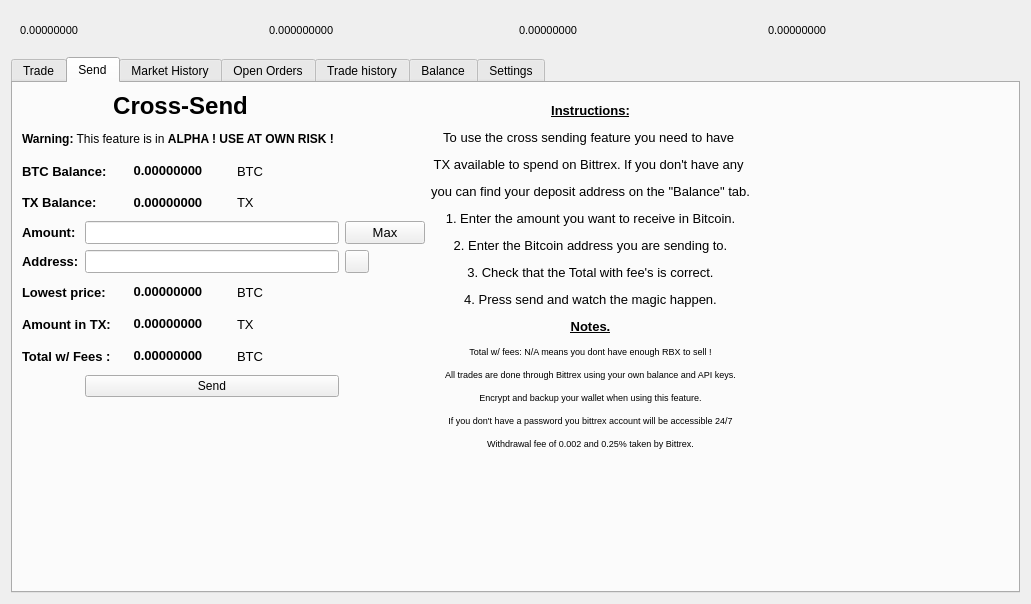
Above: src/qt/forms/tradingdialog.ui from ajeef/Rubix before the change. Below: the same form after it.
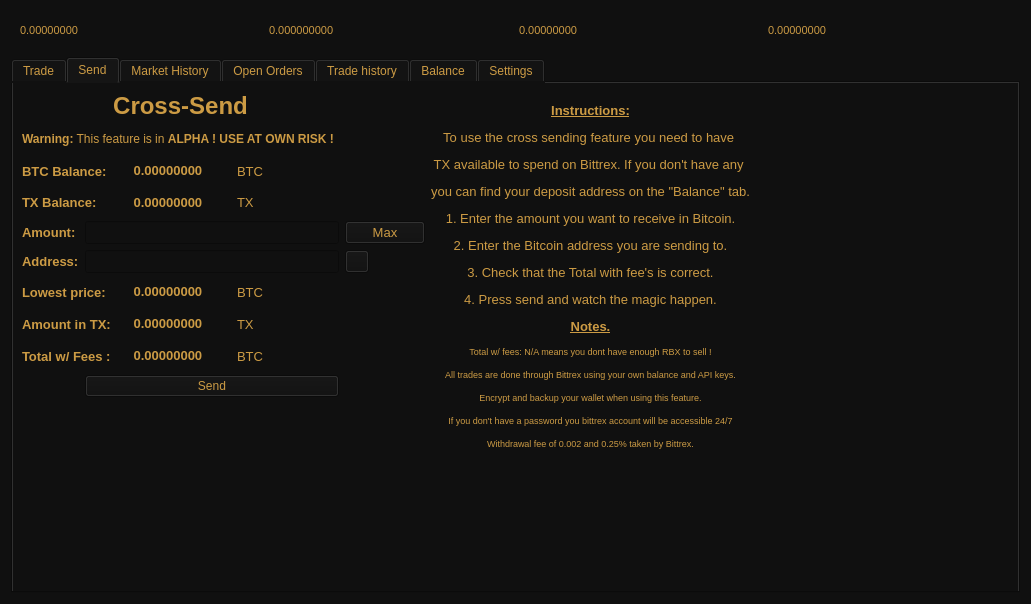
That is the form after the change. The open tabs and pages were chosen to show the change. Icons and pictures are not drawn.

Patch:
```diff
--- a/src/qt/forms/tradingdialog.ui
+++ b/src/qt/forms/tradingdialog.ui
@@ -7,12 +7,16 @@
     <x>0</x>
     <y>0</y>
     <width>1031</width>
-    <height>594</height>
+    <height>597</height>
    </rect>
   </property>
   <property name="windowTitle">
    <string>Dialog</string>
   </property>
+  <property name="styleSheet">
+   <string notr="true">color: rgb(204, 155, 68);
+background-color: rgb(16, 16, 16);</string>
+  </property>
   <layout class="QVBoxLayout" name="verticalLayout">
    <item>
     <widget class="QFrame" name="tradingHeaderContainer">
@@ -2375,18 +2379,18 @@
               <colorrole role="WindowText">
                <brush brushstyle="SolidPattern">
                 <color alpha="255">
-                 <red>0</red>
-                 <green>0</green>
-                 <blue>0</blue>
+                 <red>204</red>
+                 <green>155</green>
+                 <blue>68</blue>
                 </color>
                </brush>
               </colorrole>
               <colorrole role="Button">
                <brush brushstyle="SolidPattern">
                 <color alpha="255">
-                 <red>0</red>
-                 <green>170</green>
-                 <blue>0</blue>
+                 <red>16</red>
+                 <green>16</green>
+                 <blue>16</blue>
                 </color>
                </brush>
               </colorrole>
@@ -2429,9 +2433,9 @@
               <colorrole role="Text">
                <brush brushstyle="SolidPattern">
                 <color alpha="255">
-                 <red>0</red>
-                 <green>170</green>
-                 <blue>0</blue>
+                 <red>204</red>
+                 <green>155</green>
+                 <blue>68</blue>
                 </color>
                </brush>
               </colorrole>
@@ -2447,27 +2451,27 @@
               <colorrole role="ButtonText">
                <brush brushstyle="SolidPattern">
                 <color alpha="255">
-                 <red>0</red>
-                 <green>0</green>
-                 <blue>0</blue>
+                 <red>204</red>
+                 <green>155</green>
+                 <blue>68</blue>
                 </color>
                </brush>
               </colorrole>
               <colorrole role="Base">
                <brush brushstyle="SolidPattern">
                 <color alpha="255">
-                 <red>255</red>
-                 <green>255</green>
-                 <blue>255</blue>
+                 <red>16</red>
+                 <green>16</green>
+                 <blue>16</blue>
                 </color>
                </brush>
               </colorrole>
               <colorrole role="Window">
                <brush brushstyle="SolidPattern">
                 <color alpha="255">
-                 <red>0</red>
-                 <green>170</green>
-                 <blue>0</blue>
+                 <red>16</red>
+                 <green>16</green>
+                 <blue>16</blue>
                 </color>
                </brush>
               </colorrole>
@@ -2512,18 +2516,18 @@
               <colorrole role="WindowText">
                <brush brushstyle="SolidPattern">
                 <color alpha="255">
-                 <red>0</red>
-                 <green>0</green>
-                 <blue>0</blue>
+                 <red>204</red>
+                 <green>155</green>
+                 <blue>68</blue>
                 </color>
                </brush>
               </colorrole>
               <colorrole role="Button">
                <brush brushstyle="SolidPattern">
                 <color alpha="255">
-                 <red>0</red>
-                 <green>170</green>
-                 <blue>0</blue>
+                 <red>16</red>
+                 <green>16</green>
+                 <blue>16</blue>
                 </color>
                </brush>
               </colorrole>
@@ -2566,9 +2570,9 @@
               <colorrole role="Text">
                <brush brushstyle="SolidPattern">
                 <color alpha="255">
-                 <red>0</red>
-                 <green>170</green>
-                 <blue>0</blue>
+                 <red>204</red>
+                 <green>155</green>
+                 <blue>68</blue>
                 </color>
                </brush>
               </colorrole>
@@ -2584,27 +2588,27 @@
               <colorrole role="ButtonText">
                <brush brushstyle="SolidPattern">
                 <color alpha="255">
-                 <red>0</red>
-                 <green>0</green>
-                 <blue>0</blue>
+                 <red>204</red>
+                 <green>155</green>
+                 <blue>68</blue>
                 </color>
                </brush>
               </colorrole>
               <colorrole role="Base">
                <brush brushstyle="SolidPattern">
                 <color alpha="255">
-                 <red>255</red>
-                 <green>255</green>
-                 <blue>255</blue>
+                 <red>16</red>
+                 <green>16</green>
+                 <blue>16</blue>
                 </color>
                </brush>
               </colorrole>
               <colorrole role="Window">
                <brush brushstyle="SolidPattern">
                 <color alpha="255">
-                 <red>0</red>
-                 <green>170</green>
-                 <blue>0</blue>
+                 <red>16</red>
+                 <green>16</green>
+                 <blue>16</blue>
                 </color>
                </brush>
               </colorrole>
@@ -2649,18 +2653,18 @@
               <colorrole role="WindowText">
                <brush brushstyle="SolidPattern">
                 <color alpha="255">
-                 <red>0</red>
-                 <green>85</green>
-                 <blue>0</blue>
+                 <red>204</red>
+                 <green>155</green>
+                 <blue>68</blue>
                 </color>
                </brush>
               </colorrole>
               <colorrole role="Button">
                <brush brushstyle="SolidPattern">
                 <color alpha="255">
-                 <red>0</red>
-                 <green>170</green>
-                 <blue>0</blue>
+                 <red>16</red>
+                 <green>16</green>
+                 <blue>16</blue>
                 </color>
                </brush>
               </colorrole>
@@ -2703,9 +2707,9 @@
               <colorrole role="Text">
                <brush brushstyle="SolidPattern">
                 <color alpha="255">
-                 <red>0</red>
-                 <green>85</green>
-                 <blue>0</blue>
+                 <red>204</red>
+                 <green>155</green>
+                 <blue>68</blue>
                 </color>
                </brush>
               </colorrole>
@@ -2721,27 +2725,27 @@
               <colorrole role="ButtonText">
                <brush brushstyle="SolidPattern">
                 <color alpha="255">
-                 <red>0</red>
-                 <green>85</green>
-                 <blue>0</blue>
+                 <red>204</red>
+                 <green>155</green>
+                 <blue>68</blue>
                 </color>
                </brush>
               </colorrole>
               <colorrole role="Base">
                <brush brushstyle="SolidPattern">
                 <color alpha="255">
-                 <red>0</red>
-                 <green>170</green>
-                 <blue>0</blue>
+                 <red>16</red>
+                 <green>16</green>
+                 <blue>16</blue>
                 </color>
                </brush>
               </colorrole>
               <colorrole role="Window">
                <brush brushstyle="SolidPattern">
                 <color alpha="255">
-                 <red>0</red>
-                 <green>170</green>
-                 <blue>0</blue>
+                 <red>16</red>
+                 <green>16</green>
+                 <blue>16</blue>
                 </color>
                </brush>
               </colorrole>
@@ -2842,18 +2846,18 @@
               <colorrole role="WindowText">
                <brush brushstyle="SolidPattern">
                 <color alpha="255">
-                 <red>0</red>
-                 <green>0</green>
-                 <blue>0</blue>
+                 <red>204</red>
+                 <green>155</green>
+                 <blue>68</blue>
                 </color>
                </brush>
               </colorrole>
               <colorrole role="Button">
                <brush brushstyle="SolidPattern">
                 <color alpha="255">
-                 <red>0</red>
-                 <green>170</green>
-                 <blue>0</blue>
+                 <red>16</red>
+                 <green>16</green>
+                 <blue>16</blue>
                 </color>
                </brush>
               </colorrole>
@@ -2896,9 +2900,9 @@
               <colorrole role="Text">
                <brush brushstyle="SolidPattern">
                 <color alpha="255">
-                 <red>0</red>
-                 <green>170</green>
-                 <blue>0</blue>
+                 <red>204</red>
+                 <green>155</green>
+                 <blue>68</blue>
                 </color>
                </brush>
               </colorrole>
@@ -2914,27 +2918,27 @@
               <colorrole role="ButtonText">
                <brush brushstyle="SolidPattern">
                 <color alpha="255">
-                 <red>0</red>
-                 <green>0</green>
-                 <blue>0</blue>
+                 <red>204</red>
+                 <green>155</green>
+                 <blue>68</blue>
                 </color>
                </brush>
               </colorrole>
               <colorrole role="Base">
                <brush brushstyle="SolidPattern">
                 <color alpha="255">
-                 <red>255</red>
-                 <green>255</green>
-                 <blue>255</blue>
+                 <red>16</red>
+                 <green>16</green>
+                 <blue>16</blue>
                 </color>
                </brush>
               </colorrole>
               <colorrole role="Window">
                <brush brushstyle="SolidPattern">
                 <color alpha="255">
-                 <red>0</red>
-                 <green>170</green>
-                 <blue>0</blue>
+                 <red>16</red>
+                 <green>16</green>
+                 <blue>16</blue>
                 </color>
                </brush>
               </colorrole>
@@ -2979,18 +2983,18 @@
               <colorrole role="WindowText">
                <brush brushstyle="SolidPattern">
                 <color alpha="255">
-                 <red>0</red>
-                 <green>0</green>
-                 <blue>0</blue>
+                 <red>204</red>
+                 <green>155</green>
+                 <blue>68</blue>
                 </color>
                </brush>
               </colorrole>
               <colorrole role="Button">
                <brush brushstyle="SolidPattern">
                 <color alpha="255">
-                 <red>0</red>
-                 <green>170</green>
-                 <blue>0</blue>
+                 <red>16</red>
+                 <green>16</green>
+                 <blue>16</blue>
                 </color>
                </brush>
               </colorrole>
@@ -3033,9 +3037,9 @@
               <colorrole role="Text">
                <brush brushstyle="SolidPattern">
                 <color alpha="255">
-                 <red>0</red>
-                 <green>170</green>
-                 <blue>0</blue>
+                 <red>204</red>
+                 <green>155</green>
+                 <blue>68</blue>
                 </color>
                </brush>
               </colorrole>
@@ -3051,27 +3055,27 @@
               <colorrole role="ButtonText">
                <brush brushstyle="SolidPattern">
                 <color alpha="255">
-                 <red>0</red>
-                 <green>0</green>
-                 <blue>0</blue>
+                 <red>204</red>
+                 <green>155</green>
+                 <blue>68</blue>
                 </color>
                </brush>
               </colorrole>
               <colorrole role="Base">
                <brush brushstyle="SolidPattern">
                 <color alpha="255">
-                 <red>255</red>
-                 <green>255</green>
-                 <blue>255</blue>
+                 <red>16</red>
+                 <green>16</green>
+                 <blue>16</blue>
                 </color>
                </brush>
               </colorrole>
               <colorrole role="Window">
                <brush brushstyle="SolidPattern">
                 <color alpha="255">
-                 <red>0</red>
-                 <green>170</green>
-                 <blue>0</blue>
+                 <red>16</red>
+                 <green>16</green>
+                 <blue>16</blue>
                 </color>
                </brush>
               </colorrole>
@@ -3116,18 +3120,18 @@
               <colorrole role="WindowText">
                <brush brushstyle="SolidPattern">
                 <color alpha="255">
-                 <red>0</red>
-                 <green>85</green>
-                 <blue>0</blue>
+                 <red>204</red>
+                 <green>155</green>
+                 <blue>68</blue>
                 </color>
                </brush>
               </colorrole>
               <colorrole role="Button">
                <brush brushstyle="SolidPattern">
                 <color alpha="255">
-                 <red>0</red>
-                 <green>170</green>
-                 <blue>0</blue>
+                 <red>16</red>
+                 <green>16</green>
+                 <blue>16</blue>
                 </color>
                </brush>
               </colorrole>
@@ -3170,9 +3174,9 @@
               <colorrole role="Text">
                <brush brushstyle="SolidPattern">
                 <color alpha="255">
-                 <red>0</red>
-                 <green>85</green>
-                 <blue>0</blue>
+                 <red>204</red>
+                 <green>155</green>
+                 <blue>68</blue>
                 </color>
                </brush>
               </colorrole>
@@ -3188,27 +3192,27 @@
               <colorrole role="ButtonText">
                <brush brushstyle="SolidPattern">
                 <color alpha="255">
-                 <red>0</red>
-                 <green>85</green>
-                 <blue>0</blue>
+                 <red>204</red>
+                 <green>155</green>
+                 <blue>68</blue>
                 </color>
                </brush>
               </colorrole>
               <colorrole role="Base">
                <brush brushstyle="SolidPattern">
                 <color alpha="255">
-                 <red>0</red>
-                 <green>170</green>
-                 <blue>0</blue>
+                 <red>16</red>
+                 <green>16</green>
+                 <blue>16</blue>
                 </color>
                </brush>
               </colorrole>
               <colorrole role="Window">
                <brush brushstyle="SolidPattern">
                 <color alpha="255">
-                 <red>0</red>
-                 <green>170</green>
-                 <blue>0</blue>
+                 <red>16</red>
+                 <green>16</green>
+                 <blue>16</blue>
                 </color>
                </brush>
               </colorrole>
@@ -3309,18 +3313,18 @@
               <colorrole role="WindowText">
                <brush brushstyle="SolidPattern">
                 <color alpha="255">
-                 <red>0</red>
-                 <green>0</green>
-                 <blue>0</blue>
+                 <red>204</red>
+                 <green>155</green>
+                 <blue>68</blue>
                 </color>
                </brush>
               </colorrole>
               <colorrole role="Button">
                <brush brushstyle="SolidPattern">
                 <color alpha="255">
-                 <red>0</red>
-                 <green>170</green>
-                 <blue>0</blue>
+                 <red>16</red>
+                 <green>16</green>
+                 <blue>16</blue>
                 </color>
                </brush>
               </colorrole>
@@ -3363,9 +3367,9 @@
               <colorrole role="Text">
                <brush brushstyle="SolidPattern">
                 <color alpha="255">
-                 <red>0</red>
-                 <green>170</green>
-                 <blue>0</blue>
+                 <red>204</red>
+                 <green>155</green>
+                 <blue>68</blue>
                 </color>
                </brush>
               </colorrole>
@@ -3381,27 +3385,27 @@
               <colorrole role="ButtonText">
                <brush brushstyle="SolidPattern">
                 <color alpha="255">
-                 <red>0</red>
-                 <green>0</green>
-                 <blue>0</blue>
+                 <red>204</red>
+                 <green>155</green>
+                 <blue>68</blue>
                 </color>
                </brush>
               </colorrole>
               <colorrole role="Base">
                <brush brushstyle="SolidPattern">
                 <color alpha="255">
-                 <red>255</red>
-                 <green>255</green>
-                 <blue>255</blue>
+                 <red>16</red>
+                 <green>16</green>
+                 <blue>16</blue>
                 </color>
                </brush>
               </colorrole>
               <colorrole role="Window">
                <brush brushstyle="SolidPattern">
                 <color alpha="255">
-                 <red>0</red>
-                 <green>170</green>
-                 <blue>0</blue>
+                 <red>16</red>
+                 <green>16</green>
+                 <blue>16</blue>
                 </color>
                </brush>
               </colorrole>
@@ -3446,18 +3450,18 @@
               <colorrole role="WindowText">
                <brush brushstyle="SolidPattern">
                 <color alpha="255">
-                 <red>0</red>
-                 <green>0</green>
-                 <blue>0</blue>
+                 <red>204</red>
+                 <green>155</green>
+                 <blue>68</blue>
                 </color>
                </brush>
               </colorrole>
               <colorrole role="Button">
                <brush brushstyle="SolidPattern">
                 <color alpha="255">
-                 <red>0</red>
-                 <green>170</green>
-                 <blue>0</blue>
+                 <red>16</red>
+                 <green>16</green>
+                 <blue>16</blue>
                 </color>
                </brush>
               </colorrole>
@@ -3500,9 +3504,9 @@
               <colorrole role="Text">
                <brush brushstyle="SolidPattern">
                 <color alpha="255">
-                 <red>0</red>
-                 <green>170</green>
-                 <blue>0</blue>
+                 <red>204</red>
+                 <green>155</green>
+                 <blue>68</blue>
                 </color>
                </brush>
               </colorrole>
@@ -3518,27 +3522,27 @@
               <colorrole role="ButtonText">
                <brush brushstyle="SolidPattern">
                 <color alpha="255">
-                 <red>0</red>
-                 <green>0</green>
-                 <blue>0</blue>
+                 <red>204</red>
+                 <green>155</green>
+                 <blue>68</blue>
                 </color>
                </brush>
               </colorrole>
               <colorrole role="Base">
                <brush brushstyle="SolidPattern">
                 <color alpha="255">
-                 <red>255</red>
-                 <green>255</green>
-                 <blue>255</blue>
+                 <red>16</red>
+                 <green>16</green>
+                 <blue>16</blue>
                 </color>
                </brush>
               </colorrole>
               <colorrole role="Window">
                <brush brushstyle="SolidPattern">
                 <color alpha="255">
-                 <red>0</red>
-                 <green>170</green>
-                 <blue>0</blue>
+                 <red>16</red>
+                 <green>16</green>
+                 <blue>16</blue>
                 </color>
                </brush>
               </colorrole>
@@ -3583,18 +3587,18 @@
               <colorrole role="WindowText">
                <brush brushstyle="SolidPattern">
                 <color alpha="255">
-                 <red>0</red>
-                 <green>85</green>
-                 <blue>0</blue>
+                 <red>204</red>
+                 <green>155</green>
+                 <blue>68</blue>
                 </color>
                </brush>
               </colorrole>
               <colorrole role="Button">
                <brush brushstyle="SolidPattern">
                 <color alpha="255">
-                 <red>0</red>
-                 <green>170</green>
-                 <blue>0</blue>
+                 <red>16</red>
+                 <green>16</green>
+                 <blue>16</blue>
                 </color>
                </brush>
               </colorrole>
@@ -3637,9 +3641,9 @@
               <colorrole role="Text">
                <brush brushstyle="SolidPattern">
                 <color alpha="255">
-                 <red>0</red>
-                 <green>85</green>
-                 <blue>0</blue>
+                 <red>204</red>
+                 <green>155</green>
+                 <blue>68</blue>
                 </color>
                </brush>
               </colorrole>
@@ -3655,27 +3659,27 @@
               <colorrole role="ButtonText">
                <brush brushstyle="SolidPattern">
                 <color alpha="255">
-                 <red>0</red>
-                 <green>85</green>
-                 <blue>0</blue>
+                 <red>204</red>
+                 <green>155</green>
+                 <blue>68</blue>
                 </color>
                </brush>
               </colorrole>
               <colorrole role="Base">
                <brush brushstyle="SolidPattern">
                 <color alpha="255">
-                 <red>0</red>
-                 <green>170</green>
-                 <blue>0</blue>
+                 <red>16</red>
+                 <green>16</green>
+                 <blue>16</blue>
                 </color>
                </brush>
               </colorrole>
               <colorrole role="Window">
                <brush brushstyle="SolidPattern">
                 <color alpha="255">
-                 <red>0</red>
-                 <green>170</green>
-                 <blue>0</blue>
+                 <red>16</red>
+                 <green>16</green>
+                 <blue>16</blue>
                 </color>
                </brush>
               </colorrole>
@@ -3877,18 +3881,18 @@
               <colorrole role="WindowText">
                <brush brushstyle="SolidPattern">
                 <color alpha="255">
-                 <red>0</red>
-                 <green>0</green>
-                 <blue>0</blue>
+                 <red>204</red>
+                 <green>155</green>
+                 <blue>68</blue>
                 </color>
                </brush>
               </colorrole>
               <colorrole role="Button">
                <brush brushstyle="SolidPattern">
                 <color alpha="255">
-                 <red>0</red>
-                 <green>170</green>
-                 <blue>0</blue>
+                 <red>16</red>
+                 <green>16</green>
+                 <blue>16</blue>
                 </color>
                </brush>
               </colorrole>
@@ -3931,9 +3935,9 @@
               <colorrole role="Text">
                <brush brushstyle="SolidPattern">
                 <color alpha="255">
-                 <red>0</red>
-                 <green>170</green>
-                 <blue>0</blue>
+                 <red>204</red>
+                 <green>155</green>
+                 <blue>68</blue>
                 </color>
                </brush>
               </colorrole>
@@ -3949,27 +3953,27 @@
               <colorrole role="ButtonText">
                <brush brushstyle="SolidPattern">
                 <color alpha="255">
-                 <red>0</red>
-                 <green>0</green>
-                 <blue>0</blue>
+                 <red>204</red>
+                 <green>155</green>
+                 <blue>68</blue>
                 </color>
                </brush>
               </colorrole>
               <colorrole role="Base">
                <brush brushstyle="SolidPattern">
                 <color alpha="255">
-                 <red>255</red>
-                 <green>255</green>
-                 <blue>255</blue>
+                 <red>16</red>
+                 <green>16</green>
+                 <blue>16</blue>
                 </color>
                </brush>
               </colorrole>
               <colorrole role="Window">
                <brush brushstyle="SolidPattern">
                 <color alpha="255">
-                 <red>0</red>
-                 <green>170</green>
-                 <blue>0</blue>
+                 <red>16</red>
+                 <green>16</green>
+                 <blue>16</blue>
                 </color>
                </brush>
               </colorrole>
@@ -4014,18 +4018,18 @@
               <colorrole role="WindowText">
                <brush brushstyle="SolidPattern">
                 <color alpha="255">
-                 <red>0</red>
-                 <green>0</green>
-                 <blue>0</blue>
+                 <red>204</red>
+                 <green>155</green>
+                 <blue>68</blue>
                 </color>
                </brush>
               </colorrole>
               <colorrole role="Button">
                <brush brushstyle="SolidPattern">
                 <color alpha="255">
-                 <red>0</red>
-                 <green>170</green>
-                 <blue>0</blue>
+                 <red>16</red>
+                 <green>16</green>
+                 <blue>16</blue>
                 </color>
                </brush>
               </colorrole>
@@ -4068,9 +4072,9 @@
               <colorrole role="Text">
                <brush brushstyle="SolidPattern">
                 <color alpha="255">
-                 <red>0</red>
-                 <green>170</green>
-                 <blue>0</blue>
+                 <red>204</red>
+                 <green>155</green>
+                 <blue>68</blue>
                 </color>
                </brush>
               </colorrole>
@@ -4086,27 +4090,27 @@
               <colorrole role="ButtonText">
                <brush brushstyle="SolidPattern">
                 <color alpha="255">
-                 <red>0</red>
-                 <green>0</green>
-                 <blue>0</blue>
+                 <red>204</red>
+                 <green>155</green>
+                 <blue>68</blue>
                 </color>
                </brush>
               </colorrole>
               <colorrole role="Base">
                <brush brushstyle="SolidPattern">
                 <color alpha="255">
-                 <red>255</red>
-                 <green>255</green>
-                 <blue>255</blue>
+                 <red>16</red>
+                 <green>16</green>
+                 <blue>16</blue>
                 </color>
                </brush>
               </colorrole>
               <colorrole role="Window">
                <brush brushstyle="SolidPattern">
                 <color alpha="255">
-                 <red>0</red>
-                 <green>170</green>
-                 <blue>0</blue>
+                 <red>16</red>
+                 <green>16</green>
+                 <blue>16</blue>
                 </color>
                </brush>
               </colorrole>
@@ -4151,18 +4155,18 @@
               <colorrole role="WindowText">
                <brush brushstyle="SolidPattern">
                 <color alpha="255">
-                 <red>0</red>
-                 <green>85</green>
-                 <blue>0</blue>
+                 <red>204</red>
+                 <green>155</green>
+                 <blue>68</blue>
                 </color>
                </brush>
               </colorrole>
               <colorrole role="Button">
                <brush brushstyle="SolidPattern">
                 <color alpha="255">
-                 <red>0</red>
-                 <green>170</green>
-                 <blue>0</blue>
+                 <red>16</red>
+                 <green>16</green>
+                 <blue>16</blue>
                 </color>
                </brush>
               </colorrole>
@@ -4205,9 +4209,9 @@
               <colorrole role="Text">
                <brush brushstyle="SolidPattern">
                 <color alpha="255">
-                 <red>0</red>
-                 <green>85</green>
-                 <blue>0</blue>
+                 <red>204</red>
+                 <green>155</green>
+                 <blue>68</blue>
                 </color>
                </brush>
               </colorrole>
@@ -4223,27 +4227,27 @@
               <colorrole role="ButtonText">
                <brush brushstyle="SolidPattern">
                 <color alpha="255">
-                 <red>0</red>
-                 <green>85</green>
-                 <blue>0</blue>
+                 <red>204</red>
+                 <green>155</green>
+                 <blue>68</blue>
                 </color>
                </brush>
               </colorrole>
               <colorrole role="Base">
                <brush brushstyle="SolidPattern">
                 <color alpha="255">
-                 <red>0</red>
-                 <green>170</green>
-                 <blue>0</blue>
+                 <red>16</red>
+                 <green>16</green>
+                 <blue>16</blue>
                 </color>
                </brush>
               </colorrole>
               <colorrole role="Window">
                <brush brushstyle="SolidPattern">
                 <color alpha="255">
-                 <red>0</red>
-                 <green>170</green>
-                 <blue>0</blue>
+                 <red>16</red>
+                 <green>16</green>
+                 <blue>16</blue>
                 </color>
                </brush>
               </colorrole>
@@ -4344,18 +4348,18 @@
               <colorrole role="WindowText">
                <brush brushstyle="SolidPattern">
                 <color alpha="255">
-                 <red>0</red>
-                 <green>0</green>
-                 <blue>0</blue>
+                 <red>204</red>
+                 <green>155</green>
+                 <blue>68</blue>
                 </color>
                </brush>
               </colorrole>
               <colorrole role="Button">
                <brush brushstyle="SolidPattern">
                 <color alpha="255">
-                 <red>0</red>
-                 <green>170</green>
-                 <blue>0</blue>
+                 <red>16</red>
+                 <green>16</green>
+                 <blue>16</blue>
                 </color>
                </brush>
               </colorrole>
@@ -4398,9 +4402,9 @@
               <colorrole role="Text">
                <brush brushstyle="SolidPattern">
                 <color alpha="255">
-                 <red>0</red>
-                 <green>170</green>
-                 <blue>0</blue>
+                 <red>204</red>
+                 <green>155</green>
+                 <blue>68</blue>
                 </color>
                </brush>
               </colorrole>
@@ -4416,27 +4420,27 @@
               <colorrole role="ButtonText">
                <brush brushstyle="SolidPattern">
                 <color alpha="255">
-                 <red>0</red>
-                 <green>0</green>
-                 <blue>0</blue>
+                 <red>204</red>
+                 <green>155</green>
+                 <blue>68</blue>
                 </color>
                </brush>
               </colorrole>
               <colorrole role="Base">
                <brush brushstyle="SolidPattern">
                 <color alpha="255">
-                 <red>255</red>
-                 <green>255</green>
-                 <blue>255</blue>
+                 <red>16</red>
+                 <green>16</green>
+                 <blue>16</blue>
                 </color>
                </brush>
               </colorrole>
               <colorrole role="Window">
                <brush brushstyle="SolidPattern">
                 <color alpha="255">
-                 <red>0</red>
-                 <green>170</green>
-                 <blue>0</blue>
+                 <red>16</red>
+                 <green>16</green>
+                 <blue>16</blue>
                 </color>
                </brush>
               </colorrole>
@@ -4481,18 +4485,18 @@
               <colorrole role="WindowText">
                <brush brushstyle="SolidPattern">
                 <color alpha="255">
-                 <red>0</red>
-                 <green>0</green>
-                 <blue>0</blue>
+                 <red>204</red>
+                 <green>155</green>
+                 <blue>68</blue>
                 </color>
                </brush>
               </colorrole>
               <colorrole role="Button">
                <brush brushstyle="SolidPattern">
                 <color alpha="255">
-                 <red>0</red>
-                 <green>170</green>
-                 <blue>0</blue>
+                 <red>16</red>
+                 <green>16</green>
+                 <blue>16</blue>
                 </color>
                </brush>
               </colorrole>
@@ -4535,9 +4539,9 @@
               <colorrole role="Text">
                <brush brushstyle="SolidPattern">
                 <color alpha="255">
-                 <red>0</red>
-                 <green>170</green>
-                 <blue>0</blue>
+                 <red>204</red>
+                 <green>155</green>
+                 <blue>68</blue>
                 </color>
                </brush>
               </colorrole>
@@ -4553,27 +4557,27 @@
               <colorrole role="ButtonText">
                <brush brushstyle="SolidPattern">
                 <color alpha="255">
-                 <red>0</red>
-                 <green>0</green>
-                 <blue>0</blue>
+                 <red>204</red>
+                 <green>155</green>
+                 <blue>68</blue>
                 </color>
                </brush>
               </colorrole>
               <colorrole role="Base">
                <brush brushstyle="SolidPattern">
                 <color alpha="255">
-                 <red>255</red>
-                 <green>255</green>
-                 <blue>255</blue>
+                 <red>16</red>
+                 <green>16</green>
+                 <blue>16</blue>
                 </color>
                </brush>
               </colorrole>
               <colorrole role="Window">
                <brush brushstyle="SolidPattern">
                 <color alpha="255">
-                 <red>0</red>
-                 <green>170</green>
-                 <blue>0</blue>
+                 <red>16</red>
+                 <green>16</green>
+                 <blue>16</blue>
                 </color>
                </brush>
               </colorrole>
@@ -4618,18 +4622,18 @@
               <colorrole role="WindowText">
                <brush brushstyle="SolidPattern">
                 <color alpha="255">
-                 <red>0</red>
-                 <green>85</green>
-                 <blue>0</blue>
+                 <red>204</red>
+                 <green>155</green>
+                 <blue>68</blue>
                 </color>
                </brush>
               </colorrole>
               <colorrole role="Button">
                <brush brushstyle="SolidPattern">
                 <color alpha="255">
-                 <red>0</red>
-                 <green>170</green>
-                 <blue>0</blue>
+                 <red>16</red>
+                 <green>16</green>
+                 <blue>16</blue>
                 </color>
                </brush>
               </colorrole>
@@ -4672,9 +4676,9 @@
               <colorrole role="Text">
                <brush brushstyle="SolidPattern">
                 <color alpha="255">
-                 <red>0</red>
-                 <green>85</green>
-                 <blue>0</blue>
+                 <red>204</red>
+                 <green>155</green>
+                 <blue>68</blue>
                 </color>
                </brush>
               </colorrole>
@@ -4690,27 +4694,27 @@
               <colorrole role="ButtonText">
                <brush brushstyle="SolidPattern">
                 <color alpha="255">
-                 <red>0</red>
-                 <green>85</green>
-                 <blue>0</blue>
+                 <red>204</red>
+                 <green>155</green>
+                 <blue>68</blue>
                 </color>
                </brush>
               </colorrole>
               <colorrole role="Base">
                <brush brushstyle="SolidPattern">
                 <color alpha="255">
-                 <red>0</red>
-                 <green>170</green>
-                 <blue>0</blue>
+                 <red>16</red>
+                 <green>16</green>
+                 <blue>16</blue>
                 </color>
                </brush>
               </colorrole>
               <colorrole role="Window">
                <brush brushstyle="SolidPattern">
                 <color alpha="255">
-                 <red>0</red>
-                 <green>170</green>
-                 <blue>0</blue>
+                 <red>16</red>
+                 <green>16</green>
+                 <blue>16</blue>
                 </color>
                </brush>
               </colorrole>
```
Left out of the diff: 576 changed lines with no effect on the pictures.
